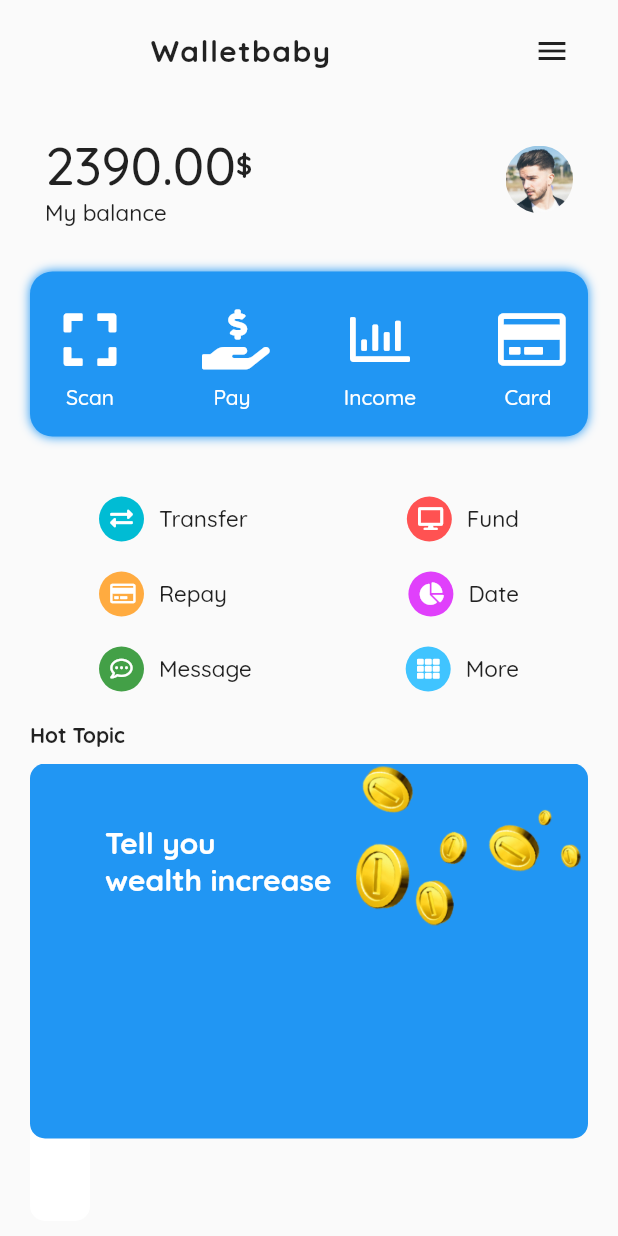
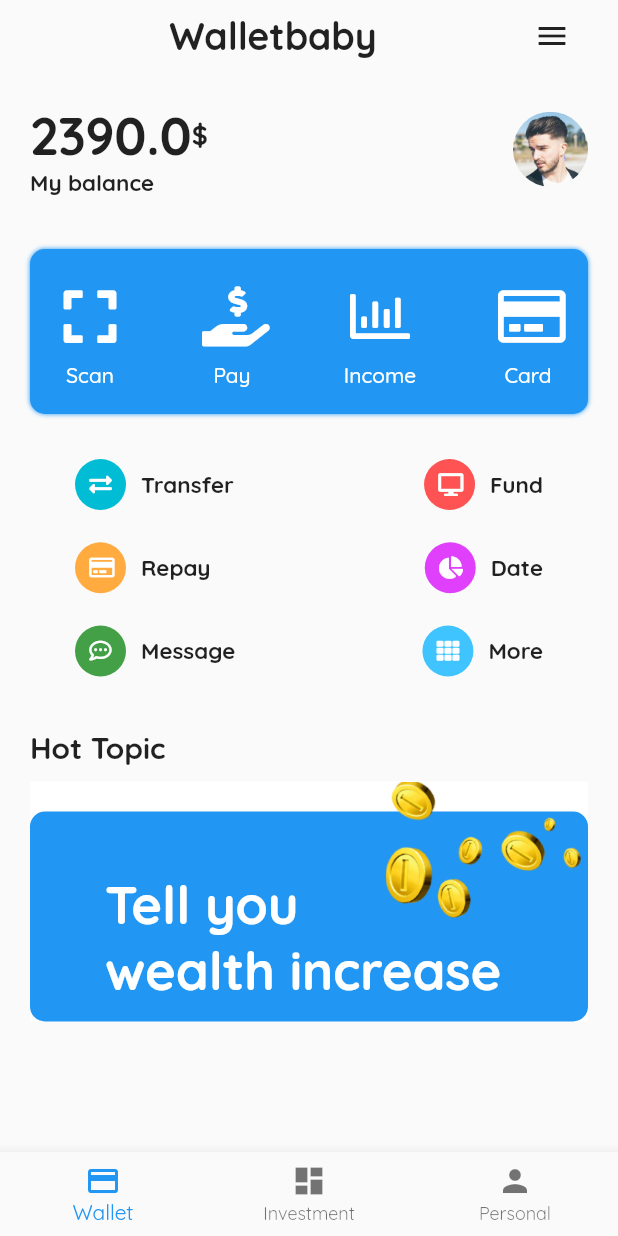
Before and after one commit to DonnC/wallet-app-redesign, a Flutter app: the screen it shows after launch, on a phone screen of 412 x 824 dp. Run offline on Flutter 3.47's test engine with Material 2 defaults, Android fonts, the phone set to English and light mode, and no system bars; our stand-ins replace font_awesome_flutter.

Commit message:
ui fix
refactored code widgets and screens
minor fix on account-page to be scrollable
ui fix to confirm with the design

```diff
--- a/lib/main.dart
+++ b/lib/main.dart
@@ -1,14 +1,14 @@
 import 'package:flutter/material.dart';
-import 'package:cream_wallet_redesign/screens/home_page.dart';
+
+import 'package:cream_wallet_redesign/screens/index.dart';
 
 void main() => runApp(MyApp());
 
 class MyApp extends StatelessWidget {
-  // This widget is the root of your application.
   @override
   Widget build(BuildContext context) {
     return MaterialApp(
-      title: 'Walletbaby Bank App',
+      title: 'Wallet App',
       debugShowCheckedModeBanner: false,
       theme: ThemeData(
         fontFamily: 'Quicksand',
@@ -18,18 +18,3 @@ class MyApp extends StatelessWidget {
     );
   }
 }
-
-class MyHomePage extends StatefulWidget {
-  @override
-  _MyHomePageState createState() => _MyHomePageState();
-}
-
-class _MyHomePageState extends State<MyHomePage> {
-  @override
-  Widget build(BuildContext context) {
-    return Scaffold(
-      body: HomePage(),
-      //FIXME Add bottomNavigationBar
-    );
-  }
-}
--- /dev/null
+++ b/lib/screens/home.dart
@@ -0,0 +1,51 @@
+import 'package:flutter/material.dart';
+
+import 'index.dart';
+
+class MyHomePage extends StatefulWidget {
+  @override
+  _MyHomePageState createState() => _MyHomePageState();
+}
+
+class _MyHomePageState extends State<MyHomePage> {
+  int _selectedIndex = 0;
+
+  // TODO: Add other proper pages
+  static List<Widget> _screens = [
+    HomePage(),
+    HomePage(),
+    HomePage(),
+  ];
+
+  @override
+  Widget build(BuildContext context) {
+    return SafeArea(
+      child: Scaffold(
+        body: _screens.elementAt(_selectedIndex),
+        extendBody: true,
+        bottomNavigationBar: BottomNavigationBar(
+          currentIndex: _selectedIndex,
+          items: [
+            BottomNavigationBarItem(
+              icon: Icon(Icons.credit_card),
+              label: 'Wallet',
+            ),
+            BottomNavigationBarItem(
+              icon: Icon(Icons.dashboard),
+              label: 'Investment',
+            ),
+            BottomNavigationBarItem(
+              icon: Icon(Icons.person),
+              label: 'Personal',
+            ),
+          ],
+          onTap: (index) {
+            setState(() {
+              _selectedIndex = index;
+            });
+          },
+        ),
+      ),
+    );
+  }
+}
--- a/lib/screens/home_page.dart
+++ b/lib/screens/home_page.dart
@@ -1,69 +1,66 @@
 import 'package:flutter/material.dart';
-import 'dart:ui';
-import 'package:cream_wallet_redesign/widgets/utils_icon_container.dart';
-import 'package:cream_wallet_redesign/widgets/utils_grid_icons.dart';
-import 'package:cream_wallet_redesign/widgets/profile_balance.dart';
-import 'package:cream_wallet_redesign/widgets/hot_topics_card.dart';
+
+import 'package:cream_wallet_redesign/widgets/index.dart';
 
 class HomePage extends StatelessWidget {
   @override
   Widget build(BuildContext context) {
-    return SafeArea(
-      child: Padding(
-        padding: EdgeInsets.only(top: 10.0),
-        child: Container(
+    return Scaffold(
+      body: SingleChildScrollView(
+        padding: const EdgeInsets.only(
+          left: 20,
+          right: 20,
+          bottom: 30,
+        ),
         child: Column(
+          crossAxisAlignment: CrossAxisAlignment.start,
           children: <Widget>[
-              Padding(
-                padding: const EdgeInsets.only(left: 100.0, right: 20.0),
+            Align(
+              alignment: Alignment.topCenter,
               child: Row(
                 mainAxisAlignment: MainAxisAlignment.spaceBetween,
                 children: <Widget>[
+                  Spacer(),
                   Text(
                     "Walletbaby",
                     style: TextStyle(
-                        fontWeight: FontWeight.w600,
-                        letterSpacing: 1.0,
-                        fontFamily: 'Quicksand',
-                        fontSize: 20.0,
+                      fontWeight: FontWeight.bold,
+                      fontSize: 25,
                     ),
                   ),
-                    //Icon(Icons.menu),
+                  Spacer(),
                   IconButton(
                     icon: Icon(Icons.menu),
-                      onPressed: () => print("menu pressed"),
+                    onPressed: () {},
                   ),
                 ],
               ),
             ),
-              ProfileBalance(),
-              SizedBox(height: 10.0),
+            SizedBox(height: 20),
+            ProfileBalance(
+              accountBalance: 2390.00,
+              avatarImage: 'assets/images/profile.jpg',
+            ),
+            SizedBox(height: 35),
             UtilsIconContainer(),
-              SizedBox(height: 10.0),
+            SizedBox(height: 30),
             UtilsGridIcons(),
             SizedBox(
-                height: 10.0,
+              height: 30,
             ),
-              Row(
-                mainAxisAlignment: MainAxisAlignment.start,
-                children: <Widget>[
-                  Padding(
-                    padding: EdgeInsets.only(left: 20.0),
-                    child: Text(
+            Text(
               "Hot Topic",
               style: TextStyle(
                 fontWeight: FontWeight.bold,
+                fontSize: 20,
               ),
-                    ),
-                  ),
-                ],
             ),
             SizedBox(
               height: 10.0,
             ),
             HotTopicsCard(),
+            SizedBox(height: 40),
           ],
-          ),
         ),
       ),
     );
--- /dev/null
+++ b/lib/screens/index.dart
@@ -0,0 +1,3 @@
+export 'home_page.dart';
+export 'account_details.dart';
+export 'home.dart';
--- a/lib/utils/global.dart
+++ /dev/null
@@ -1,5 +0,0 @@
-// constants
-import 'package:flutter/material.dart';
-
-// global varibales
-AssetImage profilePic = AssetImage('assets/images/profile.jpg',);
--- a/lib/widgets/account_details_appbar.dart
+++ b/lib/widgets/account_details_appbar.dart
@@ -5,7 +5,7 @@ class AccountDetailsAppbar extends StatelessWidget {
   Widget build(BuildContext context) {
     return Padding(
       padding: EdgeInsets.only(
-        top: 20.0,
+        top: 8,
         right: 10.0,
         left: 10.0,
       ),
@@ -23,7 +23,7 @@ class AccountDetailsAppbar extends StatelessWidget {
               IconButton(
                 color: Colors.white,
                 icon: Icon(Icons.search),
-                onPressed: () => print("search pressed"),
+                onPressed: () {},
               ),
             ],
           ),
--- a/lib/widgets/hot_topics_card.dart
+++ b/lib/widgets/hot_topics_card.dart
@@ -3,28 +3,19 @@ import 'package:flutter/material.dart';
 class HotTopicsCard extends StatelessWidget {
   @override
   Widget build(BuildContext context) {
-    return Expanded(
-      child: Padding(
-        padding: EdgeInsets.only(
-          left: 20.0,
-          right: 20.0,
-          bottom: 10.0,
-        ),
+    return Container(
+      height: 160,
+      width: double.infinity,
+      color: Colors.white,
       child: GestureDetector(
-          onTap: () => print('hot topic pressed'),
+        onTap: () {},
         child: Stack(
           children: <Widget>[
-              Container(
-                height: MediaQuery.of(context).size.height - 100,
-                width: 40,
-                decoration: BoxDecoration(
-                  color: Colors.white,
-                  borderRadius: BorderRadius.circular(10.0),
-                ),
-              ),
-              Container(
-                height: 250,
-                width: 400,
+            Align(
+              alignment: Alignment.bottomCenter,
+              child: Container(
+                height: 140,
+                width: MediaQuery.of(context).size.width,
                 decoration: BoxDecoration(
                   color: Colors.blue,
                   borderRadius: BorderRadius.circular(10.0),
@@ -41,7 +32,7 @@ class HotTopicsCard extends StatelessWidget {
                         'Tell you',
                         style: TextStyle(
                             fontWeight: FontWeight.bold,
-                            fontSize: 20.0,
+                            fontSize: 35,
                             color: Colors.white),
                       ),
                       Text(
@@ -49,10 +40,11 @@ class HotTopicsCard extends StatelessWidget {
                         style: TextStyle(
                           fontWeight: FontWeight.bold,
                           color: Colors.white,
-                          fontSize: 20.0,
+                          fontSize: 35,
                         ),
                       ),
                     ],
+                  ),
                 ),
               ),
             ),
@@ -60,8 +52,8 @@ class HotTopicsCard extends StatelessWidget {
               top: -20.0,
               right: 5.0,
               child: Container(
-                  height: 150.0,
-                  width: 150.0,
+                height: 130.0,
+                width: 130.0,
                 decoration: BoxDecoration(
                   color: Colors.transparent,
                 ),
@@ -71,7 +63,6 @@ class HotTopicsCard extends StatelessWidget {
           ],
         ),
       ),
-      ),
     );
   }
 }
--- a/lib/widgets/profile_balance.dart
+++ b/lib/widgets/profile_balance.dart
@@ -1,13 +1,19 @@
+import 'package:cream_wallet_redesign/screens/index.dart';
 import 'package:flutter/material.dart';
-import 'package:cream_wallet_redesign/screens/account_details.dart';
-import 'package:cream_wallet_redesign/utils/global.dart';
 
 class ProfileBalance extends StatelessWidget {
+  final double accountBalance;
+  final String avatarImage;
+
+  const ProfileBalance({
+    Key key,
+    this.avatarImage,
+    this.accountBalance: 0.00,
+  }) : super(key: key);
+
   @override
   Widget build(BuildContext context) {
-    return Padding(
-      padding: EdgeInsets.only(top: 30.0, right: 30.0, left: 30.0),
-      child: Column(
+    return Column(
       children: <Widget>[
         Row(
           mainAxisAlignment: MainAxisAlignment.spaceBetween,
@@ -17,23 +23,22 @@ class ProfileBalance extends StatelessWidget {
               children: <Widget>[
                 Row(children: <Widget>[
                   Text(
-                      "2390.00",
+                    "$accountBalance",
                     style: TextStyle(
-                        fontWeight: FontWeight.w500,
+                      fontWeight: FontWeight.w600,
                       fontSize: 35.0,
                     ),
                   ),
                   Text(
                     "\$",
-                      style: TextStyle(
-                          fontSize: 18.0,
-                          fontWeight: FontWeight.w600),
+                    style:
+                        TextStyle(fontSize: 18.0, fontWeight: FontWeight.w600),
                   ),
                 ]),
                 Text(
                   "My balance",
                   style: TextStyle(
-                      fontWeight: FontWeight.w500,
+                    fontWeight: FontWeight.w600,
                     fontSize: 15.0,
                   ),
                 ),
@@ -43,12 +48,14 @@ class ProfileBalance extends StatelessWidget {
               onTap: () => Navigator.of(context).push(
                   MaterialPageRoute(builder: (context) => AccountDetails())),
               child: Container(
-                  height: 45.0,
-                  width: 45.0,
+                height: 50,
+                width: 50,
                 decoration: BoxDecoration(
                   shape: BoxShape.circle,
                   image: DecorationImage(
-                        image: profilePic,
+                      image: AssetImage(
+                        avatarImage,
+                      ),
                       fit: BoxFit.cover),
                 ),
               ),
@@ -56,7 +63,6 @@ class ProfileBalance extends StatelessWidget {
           ],
         ),
       ],
-      ),
     );
   }
 }
--- a/lib/widgets/utils_grid_icons.dart
+++ b/lib/widgets/utils_grid_icons.dart
@@ -6,9 +6,13 @@ class UtilsGridIcons extends StatelessWidget {
   Widget build(BuildContext context) {
     return Container(
       height: 150.0,
-      width: 300.0,
+      width: double.infinity,
       child: Padding(
-        padding: EdgeInsets.all(10.0),
+        padding: EdgeInsets.only(
+          left: 30,
+          right: 30,
+          bottom: 5,
+        ),
         child: Align(
           child: Column(
             mainAxisAlignment: MainAxisAlignment.spaceBetween,
@@ -77,15 +81,16 @@ class UtilsGridIcons extends StatelessWidget {
   }
 }
 
-Widget optionsIcons(IconData optIcon, String optText, Color backColor, Function onTap) {
+Widget optionsIcons(
+    IconData optIcon, String optText, Color backColor, Function onTap) {
   return GestureDetector(
     onTap: onTap,
-      child: Row(
+    child: Row(
       children: <Widget>[
         CircleAvatar(
           backgroundColor: backColor,
-          radius: 15.0,
-          child: Align(
+          radius: 17.0,
+          child: Center(
             child: Icon(
               optIcon,
               color: Colors.white,
@@ -98,7 +103,7 @@ Widget optionsIcons(IconData optIcon, String optText, Color backColor, Function
           optText,
           style: TextStyle(
             fontSize: 15.0,
-            fontWeight: FontWeight.w500,
+            fontWeight: FontWeight.w600,
           ),
         ),
       ],
--- a/lib/widgets/utils_icon_container.dart
+++ b/lib/widgets/utils_icon_container.dart
@@ -4,9 +4,7 @@ import 'package:font_awesome_flutter/font_awesome_flutter.dart';
 class UtilsIconContainer extends StatelessWidget {
   @override
   Widget build(BuildContext context) {
-    return Padding(
-      padding: EdgeInsets.all(20.0),
-      child: Container(
+    return Container(
       width: double.infinity,
       alignment: Alignment.center,
       height: 110.0,
@@ -15,10 +13,10 @@ class UtilsIconContainer extends StatelessWidget {
         boxShadow: [
           BoxShadow(
             color: Colors.blue,
-              blurRadius: 5.0,
+            blurRadius: 2.0,
           ),
         ],
-          borderRadius: BorderRadius.circular(15.0),
+        borderRadius: BorderRadius.circular(10.0),
       ),
       child: Padding(
         padding: EdgeInsets.only(
@@ -30,15 +28,26 @@ class UtilsIconContainer extends StatelessWidget {
           mainAxisAlignment: MainAxisAlignment.spaceBetween,
           children: <Widget>[
             containerIcons(
-                  FontAwesomeIcons.expand, "Scan", () => print('scan pressed')),
-              containerIcons(FontAwesomeIcons.handHoldingUsd, "Pay",
-                  () => print('pay pressed')),
-              containerIcons(FontAwesomeIcons.chartBar, "Income",
-                  () => print('income pressed')),
-              containerIcons(FontAwesomeIcons.creditCard, "Card",
-                  () => print('card pressed')),
+              FontAwesomeIcons.expand,
+              "Scan",
+              () => print('scan pressed'),
+            ),
+            containerIcons(
+              FontAwesomeIcons.handHoldingUsd,
+              "Pay",
+              () => print('pay pressed'),
+            ),
+            containerIcons(
+              FontAwesomeIcons.chartBar,
+              "Income",
+              () => print('income pressed'),
+            ),
+            containerIcons(
+              FontAwesomeIcons.creditCard,
+              "Card",
+              () => print('card pressed'),
+            ),
           ],
-          ),
         ),
       ),
     );
@@ -48,7 +57,6 @@ class UtilsIconContainer extends StatelessWidget {
 Widget containerIcons(IconData conIcon, String iconText, Function onTap) {
   return GestureDetector(
     child: Column(
-      //crossAxisAlignment: CrossAxisAlignment.start,
       children: <Widget>[
         Icon(
           conIcon,
```
Also changed, not shown: lib/screens/account_details.dart (+6 -6 lines), lib/widgets/account_details_bal_date.dart (added, +60 -0 lines), lib/widgets/account_details_header.dart (added, +32 -0 lines), lib/widgets/account_details_take_it.dart (added, +30 -0 lines), lib/widgets/index.dart (added, +10 -0 lines), lib/widgets/lower_account_details.dart (+6 -6 lines), lib/widgets/upper_account_details.dart (+7 -124 lines), pubspec.lock. Lines whose indentation alone changed are shown as unchanged.
